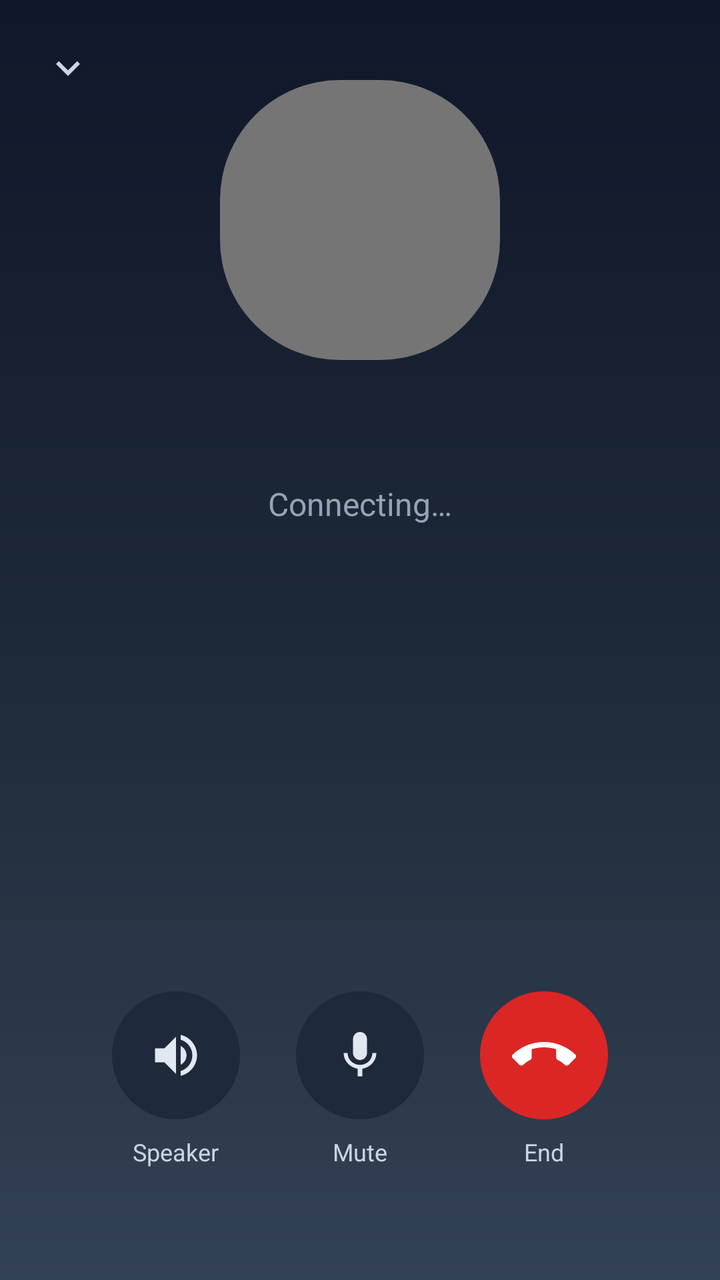
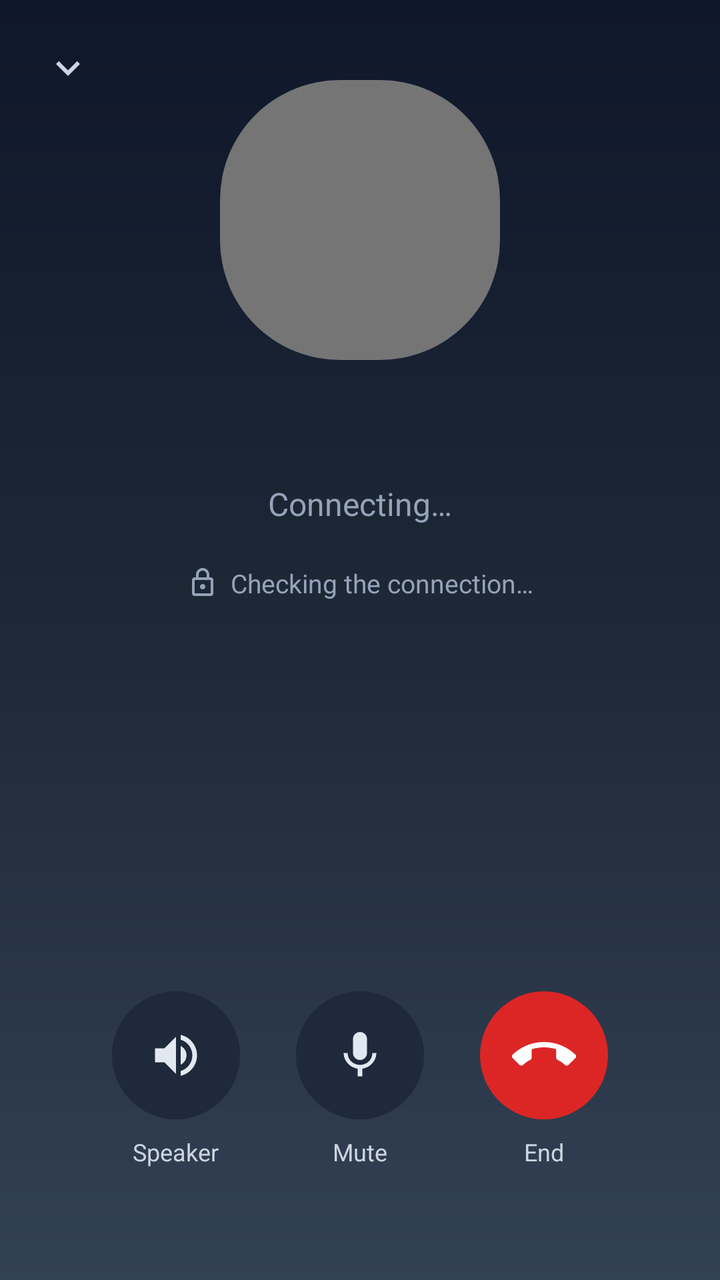

Before-and-after screenshots of an Android layout around one commit, followed by the original layout XML and the change that was made.
<!-- AndroidManifest.xml: application theme Theme.UnlimitedPossibilities12 -->
<!-- res/layout/activity_voice_call.xml -->
<?xml version="1.0" encoding="utf-8"?>
<androidx.constraintlayout.widget.ConstraintLayout
    xmlns:android="http://schemas.android.com/apk/res/android"
    xmlns:app="http://schemas.android.com/apk/res-auto"
    android:layout_width="match_parent"
    android:layout_height="match_parent"
    android:background="@drawable/gradient_voice_call_background">

    
    <ImageView
        android:id="@+id/minimize_button"
        android:layout_width="44dp"
        android:layout_height="44dp"
        android:layout_margin="12dp"
        android:background="?attr/selectableItemBackgroundBorderless"
        android:clickable="true"
        android:contentDescription="@string/call_minimize"
        android:focusable="true"
        android:padding="10dp"
        android:src="@drawable/ic_chevron_down"
        app:layout_constraintTop_toTopOf="parent"
        app:layout_constraintStart_toStartOf="parent"
        app:tint="#CBD5E1" />

    
    <FrameLayout
        android:id="@+id/avatar_card"
        android:layout_width="140dp"
        android:layout_height="140dp"
        android:layout_marginTop="40dp"
        app:layout_constraintTop_toTopOf="parent"
        app:layout_constraintStart_toStartOf="parent"
        app:layout_constraintEnd_toEndOf="parent"
        app:layout_constraintVertical_bias="0.18">

        <ImageView
            android:id="@+id/call_avatar_image"
            android:layout_width="match_parent"
            android:layout_height="match_parent"
            android:contentDescription="@null"
            android:scaleType="centerCrop" />

        <TextView
            android:id="@+id/call_avatar_text"
            android:layout_width="match_parent"
            android:layout_height="match_parent"
            android:background="@drawable/circle_background"
            android:gravity="center"
            android:textColor="#FFFFFF"
            android:textSize="52sp"
            android:textStyle="bold" />
    </FrameLayout>

    <TextView
        android:id="@+id/call_title"
        android:layout_width="0dp"
        android:layout_height="wrap_content"
        android:layout_marginTop="20dp"
        android:layout_marginHorizontal="24dp"
        android:ellipsize="end"
        android:gravity="center"
        android:maxLines="1"
        android:textColor="#F1F5F9"
        android:textSize="26sp"
        android:textStyle="bold"
        app:layout_constraintTop_toBottomOf="@id/avatar_card"
        app:layout_constraintStart_toStartOf="parent"
        app:layout_constraintEnd_toEndOf="parent" />

    
    <TextView
        android:id="@+id/call_status"
        android:layout_width="wrap_content"
        android:layout_height="wrap_content"
        android:layout_marginTop="6dp"
        android:text="@string/call_connecting"
        android:textColor="#94A3B8"
        android:textSize="16sp"
        app:layout_constraintTop_toBottomOf="@id/call_title"
        app:layout_constraintStart_toStartOf="parent"
        app:layout_constraintEnd_toEndOf="parent" />

    <TextView
        android:id="@+id/call_timer"
        android:layout_width="wrap_content"
        android:layout_height="wrap_content"
        android:layout_marginTop="2dp"
        android:text="00:00"
        android:textColor="#CBD5E1"
        android:textSize="18sp"
        android:visibility="gone"
        app:layout_constraintTop_toBottomOf="@id/call_status"
        app:layout_constraintStart_toStartOf="parent"
        app:layout_constraintEnd_toEndOf="parent" />

    
    <LinearLayout
        android:id="@+id/call_controls"
        android:layout_width="wrap_content"
        android:layout_height="wrap_content"
        android:layout_marginBottom="56dp"
        android:gravity="center"
        android:orientation="horizontal"
        app:layout_constraintBottom_toBottomOf="parent"
        app:layout_constraintStart_toStartOf="parent"
        app:layout_constraintEnd_toEndOf="parent">

        <LinearLayout
            android:layout_width="wrap_content"
            android:layout_height="wrap_content"
            android:layout_marginHorizontal="14dp"
            android:gravity="center"
            android:orientation="vertical">

            <ImageView
                android:id="@+id/speaker_button"
                android:layout_width="64dp"
                android:layout_height="64dp"
                android:background="@drawable/circle_background"
                android:backgroundTint="#1E293B"
                android:clickable="true"
                android:contentDescription="@string/call_speaker"
                android:focusable="true"
                android:padding="18dp"
                android:src="@drawable/ic_volume_up"
                app:tint="#E2E8F0" />

            <TextView
                android:id="@+id/speaker_label"
                android:layout_width="wrap_content"
                android:layout_height="wrap_content"
                android:layout_marginTop="8dp"
                android:text="@string/call_speaker"
                android:textColor="#CBD5E1"
                android:textSize="12sp" />
        </LinearLayout>

        <LinearLayout
            android:layout_width="wrap_content"
            android:layout_height="wrap_content"
            android:layout_marginHorizontal="14dp"
            android:gravity="center"
            android:orientation="vertical">

            <ImageView
                android:id="@+id/mute_button"
                android:layout_width="64dp"
                android:layout_height="64dp"
                android:background="@drawable/circle_background"
                android:backgroundTint="#1E293B"
                android:clickable="true"
                android:contentDescription="@string/call_mute"
                android:focusable="true"
                android:padding="18dp"
                android:src="@drawable/ic_mic_white"
                app:tint="#E2E8F0" />

            <TextView
                android:id="@+id/mute_label"
                android:layout_width="wrap_content"
                android:layout_height="wrap_content"
                android:layout_marginTop="8dp"
                android:text="@string/call_mute"
                android:textColor="#CBD5E1"
                android:textSize="12sp" />
        </LinearLayout>

        <LinearLayout
            android:layout_width="wrap_content"
            android:layout_height="wrap_content"
            android:layout_marginHorizontal="14dp"
            android:gravity="center"
            android:orientation="vertical">

            <ImageView
                android:id="@+id/end_call_button"
                android:layout_width="64dp"
                android:layout_height="64dp"
                android:background="@drawable/circle_background"
                android:backgroundTint="#DC2626"
                android:clickable="true"
                android:contentDescription="@string/call_end"
                android:focusable="true"
                android:padding="16dp"
                android:src="@drawable/ic_call_end_down"
                app:tint="#FFFFFF" />

            <TextView
                android:layout_width="wrap_content"
                android:layout_height="wrap_content"
                android:layout_marginTop="8dp"
                android:text="@string/call_end"
                android:textColor="#CBD5E1"
                android:textSize="12sp" />
        </LinearLayout>
    </LinearLayout>
</androidx.constraintlayout.widget.ConstraintLayout>
<!-- resources referenced by this layout -->
<resources>
  <!-- drawable circle_background (drawable) -->
  <?xml version="1.0" encoding="utf-8"?>
  <shape xmlns:android="http://schemas.android.com/apk/res/android">
      <solid android:color="#757575" />
      <corners android:radius="60dp" />
  </shape>
  <!-- drawable gradient_voice_call_background (drawable) -->
  <?xml version="1.0" encoding="utf-8"?>
  <shape xmlns:android="http://schemas.android.com/apk/res/android">
      <gradient
          android:angle="270"
          android:startColor="#0F172A"
          android:centerColor="#1E2937"
          android:endColor="#334155" />
  </shape>
  <!-- drawable ic_chevron_down (drawable) -->
  <?xml version="1.0" encoding="utf-8"?>
  <vector xmlns:android="http://schemas.android.com/apk/res/android"
      android:width="24dp"
      android:height="24dp"
      android:viewportWidth="24"
      android:viewportHeight="24">
      <path
          android:fillColor="#FFFFFF"
          android:pathData="M7.41,8.59 L12,13.17l4.59,-4.58L18,10l-6,6 -6,-6z" />
  </vector>
  <!-- drawable ic_mic_white (drawable) -->
  <vector xmlns:android="http://schemas.android.com/apk/res/android"
      android:width="24dp"
      android:height="24dp"
      android:viewportWidth="24"
      android:viewportHeight="24">
      <path
          android:fillColor="#FFFFFF"
          android:pathData="M12,14c1.66,0 3,-1.34 3,-3L15,5c0,-1.66 -1.34,-3 -3,-3S9,3.34 9,5v6c0,1.66 1.34,3 3,3zM17.3,11c0,3 -2.54,5.1 -5.3,5.1S6.7,14 6.7,11L5,11c0,3.41 2.72,6.23 6,6.72L11,21h2v-3.28c3.28,-0.48 6,-3.3 6,-6.72h-1.7z"/>
  </vector>
  <!-- drawable ic_volume_up (drawable) -->
  <vector xmlns:android="http://schemas.android.com/apk/res/android"
      android:width="24dp"
      android:height="24dp"
      android:viewportWidth="24"
      android:viewportHeight="24">
      <path
          android:fillColor="#FFFFFF"
          android:pathData="M3,9v6h4l5,5L12,4L7,9H3zM16.5,12c0,-1.77 -1.02,-3.29 -2.5,-4.03v8.05c1.48,-0.73 2.5,-2.25 2.5,-4.02zM14,3.23v2.06c2.89,0.86 5,3.54 5,6.71s-2.11,5.85 -5,6.71v2.06c4.01,-0.91 7,-4.49 7,-8.77s-2.99,-7.86 -7,-8.77z"/>
  </vector>
  <string name="call_connecting">Connecting…</string>
  <string name="call_end">End</string>
  <string name="call_minimize">Minimize</string>
  <string name="call_mute">Mute</string>
  <string name="call_speaker">Speaker</string>
  <style name="Theme.UnlimitedPossibilities12" parent="Base.Theme.UnlimitedPossibilities12" />
  <style name="Base.Theme.UnlimitedPossibilities12" parent="Theme.Material3.DayNight.NoActionBar">
          
          
      </style>
  <!-- unchanged entries left out for length: 1 -->
</resources>

<!-- the commit's change to res/layout/activity_voice_call.xml (unified diff, before → after) -->
@@ -95,6 +95,41 @@
 
     
     <LinearLayout
+        android:id="@+id/call_security"
+        android:layout_width="wrap_content"
+        android:layout_height="wrap_content"
+        android:layout_marginTop="14dp"
+        android:background="?attr/selectableItemBackground"
+        android:clickable="true"
+        android:focusable="true"
+        android:gravity="center_vertical"
+        android:orientation="horizontal"
+        android:paddingHorizontal="12dp"
+        android:paddingVertical="6dp"
+        app:layout_constraintTop_toBottomOf="@id/call_timer"
+        app:layout_constraintStart_toStartOf="parent"
+        app:layout_constraintEnd_toEndOf="parent">
+
+        <ImageView
+            android:id="@+id/call_security_icon"
+            android:layout_width="16dp"
+            android:layout_height="16dp"
+            android:contentDescription="@string/call_security_encrypted"
+            android:src="@drawable/ic_lock"
+            app:tint="#94A3B8" />
+
+        <TextView
+            android:id="@+id/call_security_text"
+            android:layout_width="wrap_content"
+            android:layout_height="wrap_content"
+            android:layout_marginStart="6dp"
+            android:text="@string/call_security_checking"
+            android:textColor="#94A3B8"
+            android:textSize="13sp" />
+    </LinearLayout>
+
+    
+    <LinearLayout
         android:id="@+id/call_controls"
         android:layout_width="wrap_content"
         android:layout_height="wrap_content"
<!-- resource entries referenced after the edit -->
@@ -26,6 +26,16 @@
           android:fillColor="#FFFFFF"
           android:pathData="M7.41,8.59 L12,13.17l4.59,-4.58L18,10l-6,6 -6,-6z" />
   </vector>
+  <!-- drawable ic_lock (drawable) -->
+  <vector xmlns:android="http://schemas.android.com/apk/res/android"
+      android:width="24dp"
+      android:height="24dp"
+      android:viewportWidth="24"
+      android:viewportHeight="24">
+      <path
+          android:fillColor="#757575"
+          android:pathData="M18,8h-1V6c0-2.76-2.24-5-5-5S7,3.24,7,6v2H6c-1.1,0-2,0.9-2,2v10c0,1.1,0.9,2,2,2h12c1.1,0,2-0.9,2-2V10C20,8.9,19.1,8,18,8zM9,6c0-1.66,1.34-3,3-3s3,1.34,3,3v2H9V6zM18,20H6V10h12V20zM12,17c1.1,0,2-0.9,2-2s-0.9-2-2-2-2,0.9-2,2S10.9,17,12,17z"/>
+  </vector>
   <!-- drawable ic_mic_white (drawable) -->
   <vector xmlns:android="http://schemas.android.com/apk/res/android"
       android:width="24dp"
@@ -50,6 +60,8 @@
   <string name="call_end">End</string>
   <string name="call_minimize">Minimize</string>
   <string name="call_mute">Mute</string>
+  <string name="call_security_checking">Checking the connection…</string>
+  <string name="call_security_encrypted">Encrypted</string>
   <string name="call_speaker">Speaker</string>
   <style name="Theme.UnlimitedPossibilities12" parent="Base.Theme.UnlimitedPossibilities12" />
   <style name="Base.Theme.UnlimitedPossibilities12" parent="Theme.Material3.DayNight.NoActionBar">
